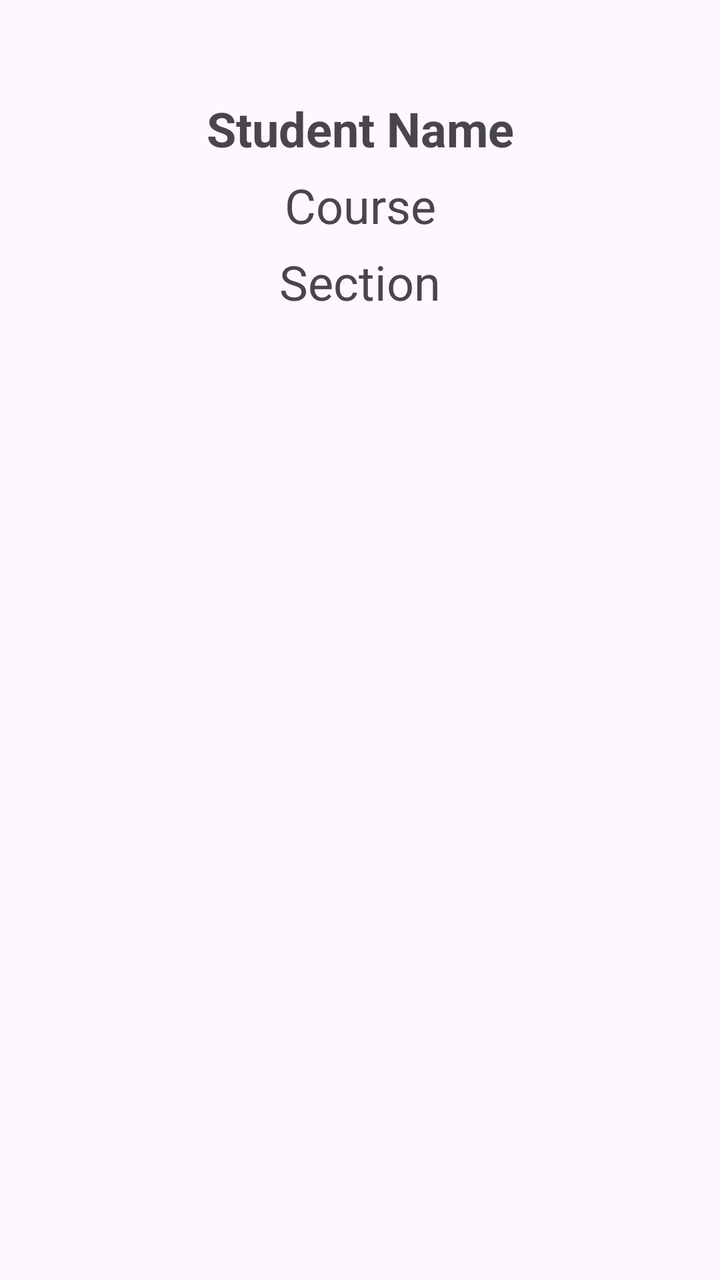
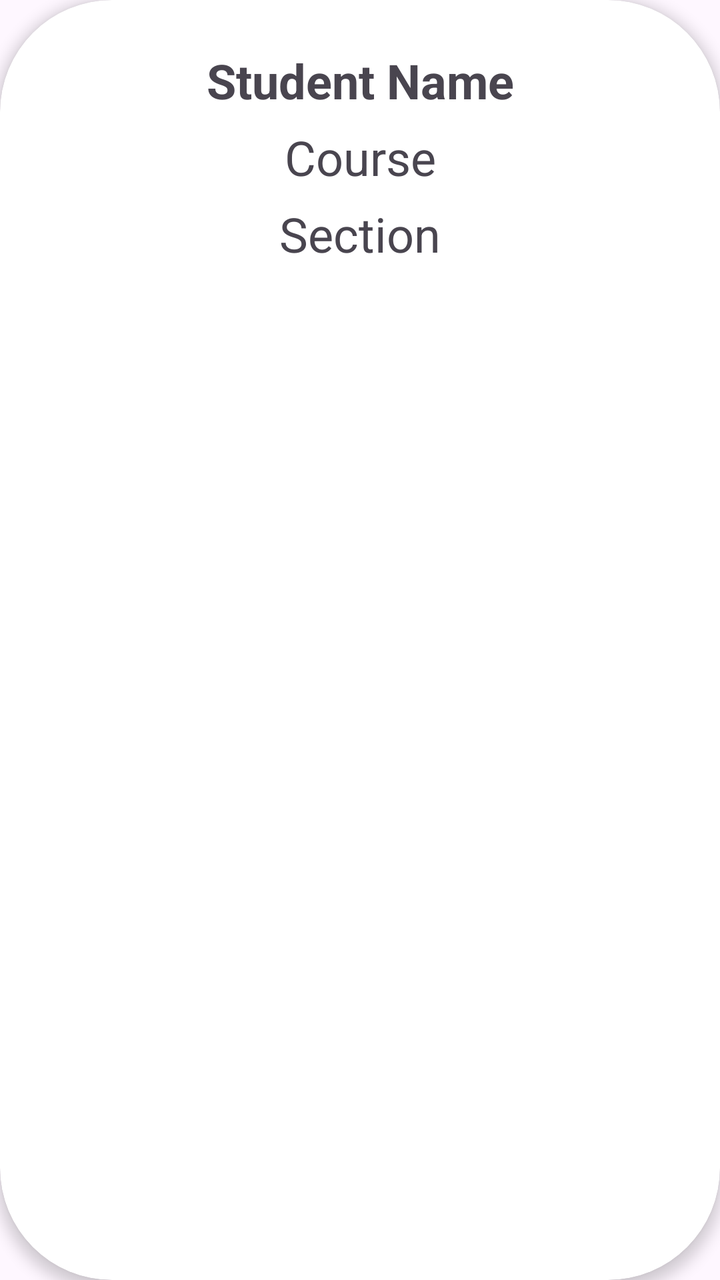

The first picture is an Android layout as it rendered before a commit; the second is the same layout after the commit. The layout source and the unified diff follow.
<!-- AndroidManifest.xml: application theme Theme.StudentListApp -->
<!-- res/layout/item_student.xml -->
<?xml version="1.0" encoding="utf-8"?>
<LinearLayout xmlns:android="http://schemas.android.com/apk/res/android"
    android:layout_width="match_parent"
    android:layout_height="wrap_content"
    android:orientation="vertical"
    android:paddingTop="48dp"
    android:paddingBottom="16dp"
    android:paddingLeft="16dp"
    android:paddingRight="16dp"
    android:layout_marginBottom="10dp">

    <TextView
        android:id="@+id/tvStudentName"
        android:layout_width="match_parent"
        android:layout_height="wrap_content"
        android:text="Student Name"
        android:textSize="24sp"
        android:textStyle="bold"
        android:gravity="center" />

    <TextView
        android:id="@+id/tvStudentCourse"
        android:layout_width="match_parent"
        android:layout_height="wrap_content"
        android:text="Course"
        android:textSize="24sp"
        android:layout_marginTop="6dp"
        android:gravity="center" />

    <TextView
        android:id="@+id/tvStudentSection"
        android:layout_width="match_parent"
        android:layout_height="wrap_content"
        android:text="Section"
        android:textSize="24sp"
        android:layout_marginTop="6dp"
        android:gravity="center" />

</LinearLayout>
<!-- resources referenced by this layout -->
<resources>
  <style name="Theme.StudentListApp" parent="Base.Theme.StudentListApp" />
  <style name="Base.Theme.StudentListApp" parent="Theme.Material3.DayNight.NoActionBar">
          
          
      </style>
</resources>

<!-- the commit's change to res/layout/item_student.xml (unified diff, before → after) -->
@@ -1,39 +1,49 @@
 <?xml version="1.0" encoding="utf-8"?>
-<LinearLayout xmlns:android="http://schemas.android.com/apk/res/android"
+<androidx.cardview.widget.CardView xmlns:android="http://schemas.android.com/apk/res/android"
+    xmlns:app="http://schemas.android.com/apk/res-auto"
     android:layout_width="match_parent"
     android:layout_height="wrap_content"
-    android:orientation="vertical"
-    android:paddingTop="48dp"
-    android:paddingBottom="16dp"
-    android:paddingLeft="16dp"
-    android:paddingRight="16dp"
-    android:layout_marginBottom="10dp">
+    android:layout_marginHorizontal="24dp"
+    android:layout_marginVertical="24dp"
+    app:cardCornerRadius="56dp"
+    app:cardElevation="4dp">
 
-    <TextView
-        android:id="@+id/tvStudentName"
+    <LinearLayout xmlns:android="http://schemas.android.com/apk/res/android"
         android:layout_width="match_parent"
         android:layout_height="wrap_content"
-        android:text="Student Name"
-        android:textSize="24sp"
-        android:textStyle="bold"
-        android:gravity="center" />
+        android:orientation="vertical"
+        android:paddingTop="24dp"
+        android:paddingBottom="16dp"
+        android:paddingLeft="16dp"
+        android:paddingRight="16dp"
+        android:layout_marginBottom="1dp">
 
-    <TextView
-        android:id="@+id/tvStudentCourse"
-        android:layout_width="match_parent"
-        android:layout_height="wrap_content"
-        android:text="Course"
-        android:textSize="24sp"
-        android:layout_marginTop="6dp"
-        android:gravity="center" />
+        <TextView
+            android:id="@+id/tvStudentName"
+            android:layout_width="match_parent"
+            android:layout_height="wrap_content"
+            android:text="Student Name"
+            android:textSize="24sp"
+            android:textStyle="bold"
+            android:gravity="center" />
 
-    <TextView
-        android:id="@+id/tvStudentSection"
-        android:layout_width="match_parent"
-        android:layout_height="wrap_content"
-        android:text="Section"
-        android:textSize="24sp"
-        android:layout_marginTop="6dp"
-        android:gravity="center" />
+        <TextView
+            android:id="@+id/tvStudentCourse"
+            android:layout_width="match_parent"
+            android:layout_height="wrap_content"
+            android:text="Course"
+            android:textSize="24sp"
+            android:layout_marginTop="6dp"
+            android:gravity="center" />
 
-</LinearLayout>
+        <TextView
+            android:id="@+id/tvStudentSection"
+            android:layout_width="match_parent"
+            android:layout_height="wrap_content"
+            android:text="Section"
+            android:textSize="24sp"
+            android:layout_marginTop="6dp"
+            android:gravity="center" />
+
+    </LinearLayout>
+</androidx.cardview.widget.CardView>
